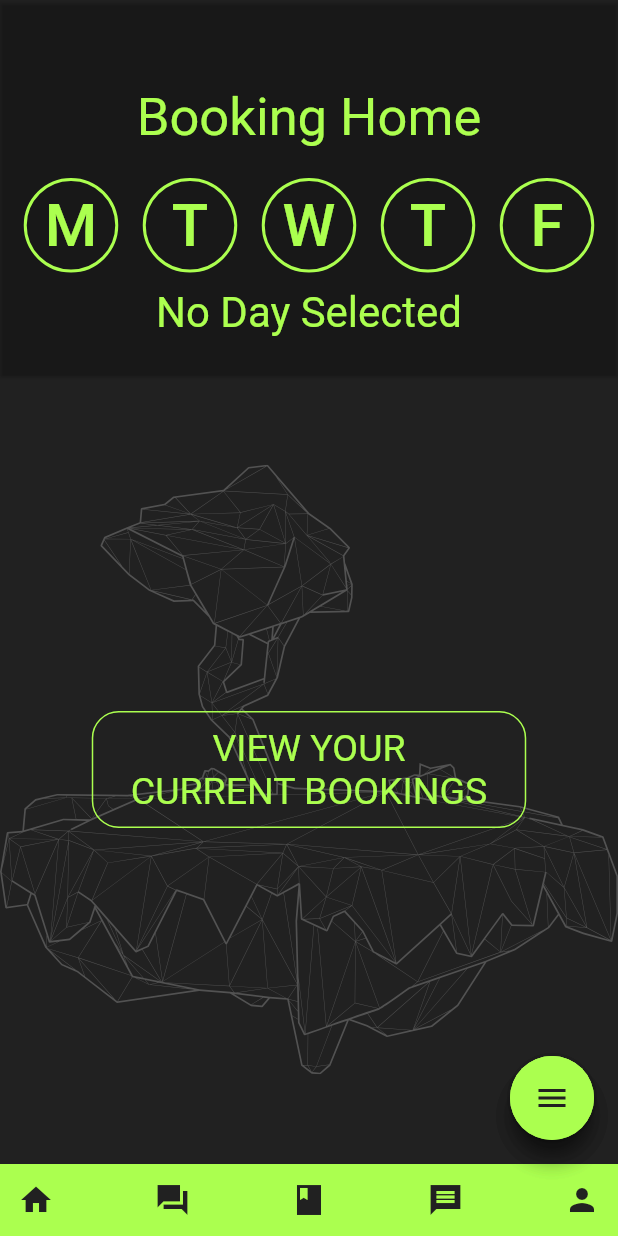
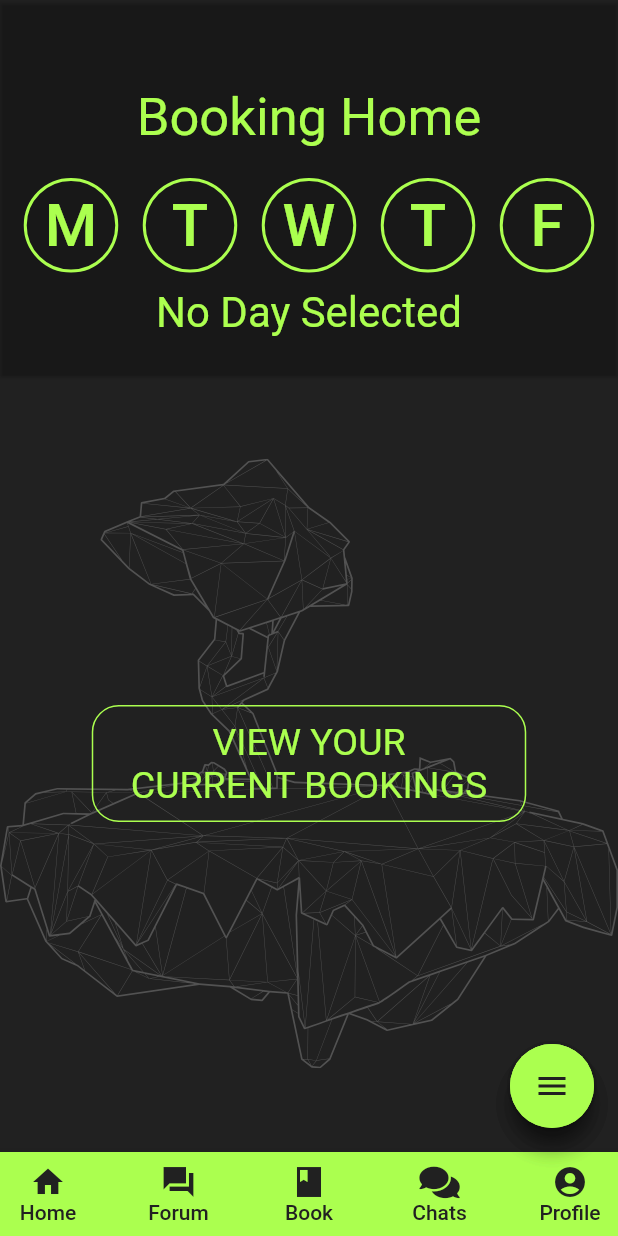
Before and after one commit to COS301-SE-2021/Rabbitania, a Flutter app: the BookingScreen screen opened directly, on a phone screen of 412 x 824 dp. Run offline on Flutter 3.47's test engine with Material 2 defaults, Android fonts, the phone set to English and light mode, and no system bars; our stand-ins replace cloud_firestore, curved_navigation_bar, firebase_auth, firebase_core, flutter_dotenv, flutter_slidable and 8 more; missing offline and left inert: agora_rtc_engine, encrypt, flutter_phone_direct_caller, flutter_reaction_button; accounts and stored records are empty; network calls fail; key blocks and very long unbroken strings in the code were emptied for the run.

Commit message:
Edited nav bar

```diff
--- a/frontend/frontend/lib/src/widgets/NavigationBar/navigationbar.dart
+++ b/frontend/frontend/lib/src/widgets/NavigationBar/navigationbar.dart
@@ -1,5 +1,7 @@
+import 'package:curved_navigation_bar/curved_navigation_bar.dart';
 import 'package:flutter/cupertino.dart';
 import 'package:flutter/material.dart';
+import 'package:font_awesome_flutter/font_awesome_flutter.dart';
 import 'package:frontend/src/models/Profile/profileModel.dart';
 import 'package:frontend/src/models/util_model.dart';
 import 'package:frontend/src/screens/Booking/bookingHomeScreen.dart';
@@ -38,51 +40,110 @@ Widget bnb(BuildContext context) {
       mainAxisSize: MainAxisSize.max,
       mainAxisAlignment: MainAxisAlignment.spaceBetween,
       children: <Widget>[
-        IconButton(
-          icon: Icon(
-            Icons.home,
-            color: Color.fromRGBO(33, 33, 33, 1),
-          ),
+        TextButton(
           onPressed: () {
             UtilModel.route(() => NoticeBoard(), context);
           },
+          child: Column(
+            mainAxisSize: MainAxisSize.min,
+            mainAxisAlignment: MainAxisAlignment.center,
+            children: <Widget>[
+              Icon(
+                Icons.home,
+                color: Color.fromRGBO(33, 33, 33, 1),
+              ),
+              Text(
+                'Home',
+                style: TextStyle(
+                  color: Color.fromRGBO(33, 33, 33, 1),
+                ),
+              ),
+            ],
+          ),
         ),
-        IconButton(
-          icon: Icon(
-            Icons.forum_sharp,
-            color: Color.fromRGBO(33, 33, 33, 1),
-          ),
+        TextButton(
           onPressed: () {
             UtilModel.route(() => Forum(), context);
           },
+          child: Column(
+            mainAxisSize: MainAxisSize.min,
+            mainAxisAlignment: MainAxisAlignment.center,
+            children: <Widget>[
+              Icon(
+                Icons.forum_sharp,
+                color: Color.fromRGBO(33, 33, 33, 1),
+              ),
+              Text(
+                'Forum',
+                style: TextStyle(
+                  color: Color.fromRGBO(33, 33, 33, 1),
+                ),
+              ),
+            ],
+          ),
         ),
-        IconButton(
-          icon: Icon(
-            Icons.book_sharp,
-            color: Color.fromRGBO(33, 33, 33, 1),
-          ),
+        TextButton(
           onPressed: () {
             UtilModel.route(() => BookingScreen(), context);
           },
+          child: Column(
+            mainAxisSize: MainAxisSize.min,
+            mainAxisAlignment: MainAxisAlignment.center,
+            children: <Widget>[
+              Icon(
+                Icons.book_sharp,
+                color: Color.fromRGBO(33, 33, 33, 1),
+              ),
+              Text(
+                'Book',
+                style: TextStyle(
+                  color: Color.fromRGBO(33, 33, 33, 1),
+                ),
+              ),
+            ],
+          ),
         ),
-        IconButton(
-          icon: Icon(
-            Icons.message_sharp,
-            color: Color.fromRGBO(33, 33, 33, 1),
-          ),
+        TextButton(
           onPressed: () {
             UtilModel.route(() => ChatViewUsersScreen(), context);
           },
+          child: Column(
+            mainAxisSize: MainAxisSize.min,
+            mainAxisAlignment: MainAxisAlignment.center,
+            children: <Widget>[
+              FaIcon(
+                FontAwesomeIcons.solidComments,
+                color: Color.fromRGBO(33, 33, 33, 1),
+              ),
+              Text(
+                'Chats',
+                style: TextStyle(
+                  color: Color.fromRGBO(33, 33, 33, 1),
+                ),
+              ),
+            ],
+          ),
         ),
-        IconButton(
-          icon: Icon(
-            Icons.person,
-            color: Color.fromRGBO(33, 33, 33, 1),
-          ),
-          onPressed: () async {
-            //userProfile = await userP.getUserProfileObj();
+        TextButton(
+          onPressed: () {
             UtilModel.route(() => ProfileScreen(), context);
           },
+          child: Column(
+            mainAxisSize: MainAxisSize.min,
+            mainAxisAlignment: MainAxisAlignment.center,
+            children: <Widget>[
+              Icon(
+                Icons.account_circle,
+                color: Color.fromRGBO(33, 33, 33, 1),
+              ),
+              Text(
+                'Profile',
+                style: TextStyle(
+                  color: Color.fromRGBO(33, 33, 33, 1),
+                ),
+              ),
+            ],
+          ),
         ),
       ],
     ),
```
